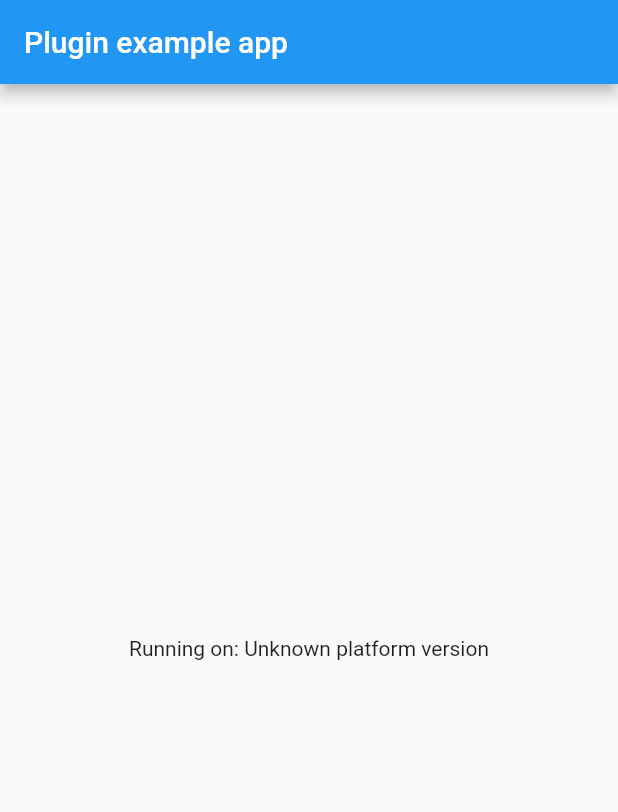
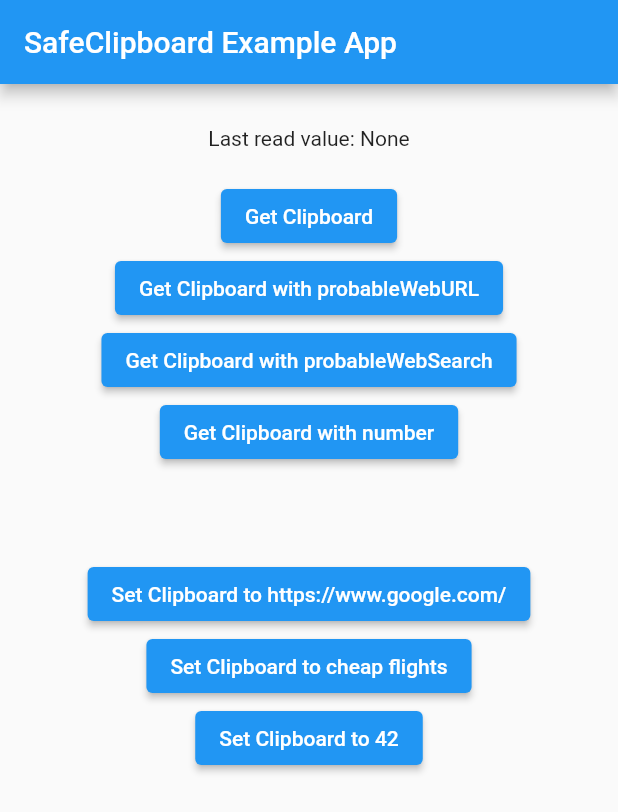
Before and after one commit to idompolo/safe_clipboard, a Flutter app: the screen it shows after launch, on a phone screen of 412 x 824 dp. Shown: the top 812 px of the screen. Run offline on Flutter 3.47's test engine with Material 2 defaults, Android fonts, the phone set to English and light mode, and no system bars.

Commit message:
feat: finish a minimal implementation for iOS

```diff
--- a/example/lib/main.dart
+++ b/example/lib/main.dart
@@ -1,6 +1,6 @@
-import 'package:flutter/material.dart';
 import 'dart:async';
 
+import 'package:flutter/material.dart';
 import 'package:flutter/services.dart';
 import 'package:safe_clipboard/safe_clipboard.dart';
 
@@ -16,33 +16,24 @@ class MyApp extends StatefulWidget {
 }
 
 class _MyAppState extends State<MyApp> {
-  String _platformVersion = 'Unknown';
+  TextEditingController textEditingController = TextEditingController();
+  String _lastValue = 'None';
 
-  @override
-  void initState() {
-    super.initState();
-    initPlatformState();
-  }
-
-  // Platform messages are asynchronous, so we initialize in an async method.
-  Future<void> initPlatformState() async {
-    String platformVersion;
-    // Platform messages may fail, so we use a try/catch PlatformException.
-    // We also handle the message potentially returning null.
+  Future<void> getClipboard({iOSDetectionPattern? iOSDetectionPattern}) async {
+    String clipboardValue;
     try {
-      platformVersion =
-          await SafeClipboard.platformVersion ?? 'Unknown platform version';
+      clipboardValue = await SafeClipboard.get(
+            iOSDetectionPattern: iOSDetectionPattern,
+          ) ??
+          'Null response';
     } on PlatformException {
-      platformVersion = 'Failed to get platform version.';
+      clipboardValue = 'Failed to get clipboard data';
     }
 
-    // If the widget was removed from the tree while the asynchronous platform
-    // message was in flight, we want to discard the reply rather than calling
-    // setState to update our non-existent appearance.
     if (!mounted) return;
 
     setState(() {
-      _platformVersion = platformVersion;
+      _lastValue = clipboardValue;
     });
   }
 
@@ -51,10 +42,74 @@ class _MyAppState extends State<MyApp> {
     return MaterialApp(
       home: Scaffold(
         appBar: AppBar(
-          title: const Text('Plugin example app'),
+          title: const Text('SafeClipboard Example App'),
         ),
         body: Center(
-          child: Text('Running on: $_platformVersion\n'),
+          child: Padding(
+            padding: const EdgeInsets.all(8),
+            child: Column(
+              children: [
+                const SizedBox(height: 20),
+                Text('Last read value: $_lastValue'),
+                const SizedBox(height: 20),
+                ElevatedButton(
+                  child: const Text('Get Clipboard'),
+                  onPressed: () {
+                    getClipboard();
+                  },
+                ),
+                ElevatedButton(
+                  child: Text(
+                      'Get Clipboard with ${iOSDetectionPattern.probableWebURL.name}'),
+                  onPressed: () {
+                    getClipboard(
+                      iOSDetectionPattern: iOSDetectionPattern.probableWebURL,
+                    );
+                  },
+                ),
+                ElevatedButton(
+                  child: Text(
+                      'Get Clipboard with ${iOSDetectionPattern.probableWebSearch.name}'),
+                  onPressed: () {
+                    getClipboard(
+                      iOSDetectionPattern:
+                          iOSDetectionPattern.probableWebSearch,
+                    );
+                  },
+                ),
+                ElevatedButton(
+                  child: Text(
+                      'Get Clipboard with ${iOSDetectionPattern.number.name}'),
+                  onPressed: () {
+                    getClipboard(
+                      iOSDetectionPattern: iOSDetectionPattern.number,
+                    );
+                  },
+                ),
+                const SizedBox(height: 60),
+                ElevatedButton(
+                  child: const Text('Set Clipboard to https://www.google.com/'),
+                  onPressed: () {
+                    Clipboard.setData(
+                        const ClipboardData(text: 'https://www.google.com/'));
+                  },
+                ),
+                ElevatedButton(
+                  child: const Text('Set Clipboard to cheap flights'),
+                  onPressed: () {
+                    Clipboard.setData(
+                        const ClipboardData(text: 'cheap flights'));
+                  },
+                ),
+                ElevatedButton(
+                  child: const Text('Set Clipboard to 42'),
+                  onPressed: () {
+                    Clipboard.setData(const ClipboardData(text: '42'));
+                  },
+                ),
+              ],
+            ),
+          ),
         ),
       ),
     );
--- a/lib/safe_clipboard.dart
+++ b/lib/safe_clipboard.dart
@@ -1,4 +1,3 @@
-
 import 'dart:async';
 
 import 'package:flutter/services.dart';
@@ -6,8 +5,15 @@ import 'package:flutter/services.dart';
 class SafeClipboard {
   static const MethodChannel _channel = MethodChannel('safe_clipboard');
 
-  static Future<String?> get platformVersion async {
-    final String? version = await _channel.invokeMethod('getPlatformVersion');
+  static Future<String?> get({iOSDetectionPattern? iOSDetectionPattern}) async {
+    final String? version = await _channel.invokeMethod(
+      'getClipboardTextSafe',
+      {
+        'iOSDetectionPattern': iOSDetectionPattern?.name,
+      },
+    );
     return version;
   }
 }
+
+enum iOSDetectionPattern { probableWebURL, probableWebSearch, number }
```
Also changed, not shown: 5 other files.
